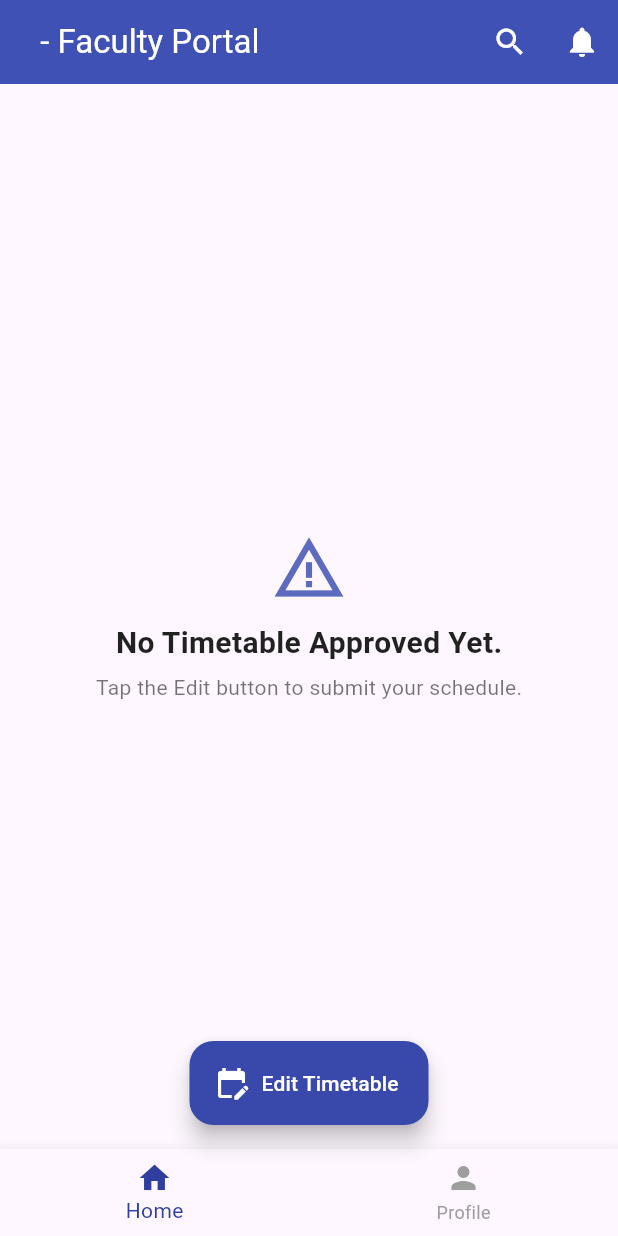
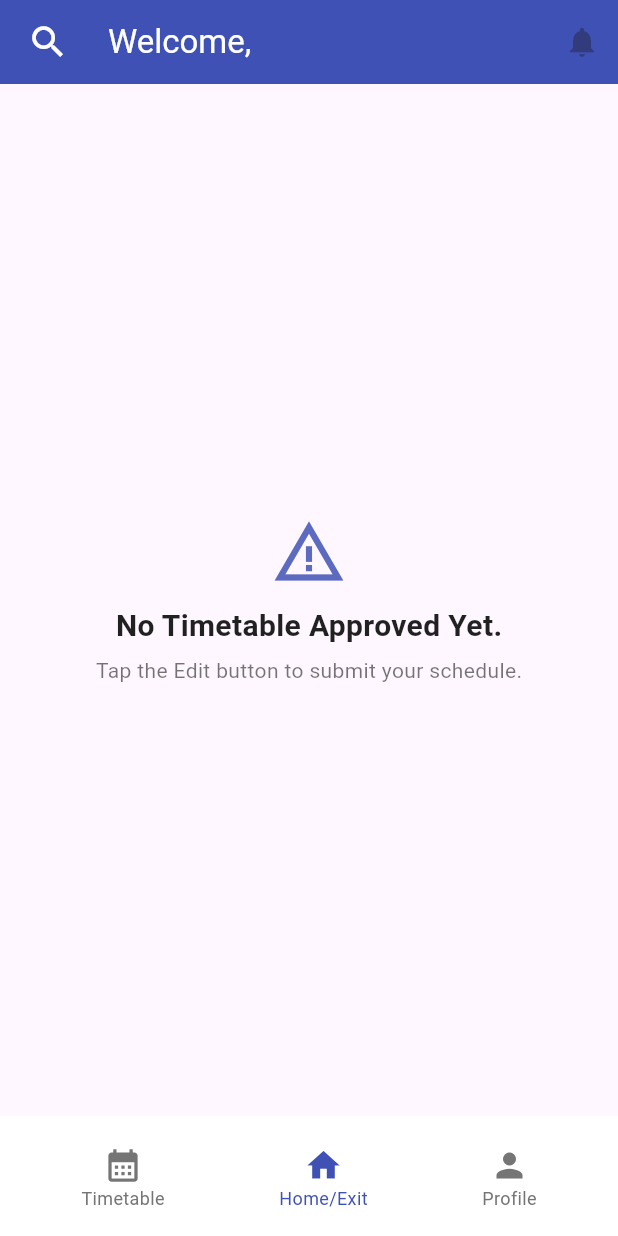
Before and after one commit to GitMates/Classify, a Flutter app: the HomeScreen screen opened directly with empty values, on a phone screen of 412 x 824 dp. Run offline on Flutter 3.47's test engine with Material 3 defaults, Android fonts, the phone set to English and light mode, and no system bars; our stand-ins replace cloud_firestore, firebase_auth, firebase_core; accounts and stored records are empty.

Commit message:
new update

```diff
--- a/analysis_options.yaml
+++ b/analysis_options.yaml
@@ -7,6 +7,9 @@
 
 # The following line activates a set of recommended lints for Flutter apps,
 # packages, and plugins designed to encourage good coding practices.
+analyzer:
+  errors:
+    unused_import: ignore
 include: package:flutter_lints/flutter.yaml
 
 linter:
--- a/lib/main.dart
+++ b/lib/main.dart
@@ -3,6 +3,7 @@ import 'package:flutter/material.dart';
 import 'package:firebase_core/firebase_core.dart';
 import 'firebase_options.dart'; // Your generated Firebase options file
 import 'screens/login_screen.dart'; // Path to your login screen
+
 
 void main() async {
   WidgetsFlutterBinding.ensureInitialized();
--- a/lib/screens/home_screen.dart
+++ b/lib/screens/home_screen.dart
@@ -1,6 +1,7 @@
 import 'package:flutter/material.dart';
 import 'package:pooja/screens/profile_screen.dart';
 import 'package:pooja/screens/timetable_screen.dart';
+import 'package:pooja/screens/login_screen.dart'; // Import LoginScreen for navigation
 
 // --- 0. DATA MODEL: Define the Assignment model ---
 class Assignment {
@@ -53,7 +54,7 @@ class VerticalTimeline extends StatelessWidget {
 
   @override
   Widget build(BuildContext context) {
-    // --- Display the "No Timetable" state if assignments is empty ---
+    // Show empty state message if no assignments exist
     if (assignments.isEmpty) {
       return Center(
         child: Column(
@@ -227,8 +228,8 @@ class HomeScreen extends StatefulWidget {
 }
 
 class _HomeScreenState extends State<HomeScreen> {
+  // 0: Timetable View, 1: Profile View
   int _selectedIndex = 0;
-  // Initialize with an empty list so the "No Timetable Approved" message shows initially
   List<Assignment> _submittedSchedule = [];
   String _totalHours = '0 hours 0 minutes';
 
@@ -237,24 +238,30 @@ class _HomeScreenState extends State<HomeScreen> {
     return '${widget.firstName} $middle${widget.lastName}';
   }
 
-  // Use late to initialize later, but keep it a List<Widget>
   late List<Widget> _widgetOptions;
 
   @override
   void initState() {
     super.initState();
-
-    // REMOVED HARDCODED SCHEDULE TO SHOW EMPTY STATE INITIALLY
-    // _submittedSchedule = [ ... ];
-
     _calculateTotalHours(_submittedSchedule);
     _initializeWidgetOptions();
+  }
+
+  // NEW: Function to navigate back to the LoginScreen (acting as a logout/exit)
+  void _navigateToLogin() {
+    Navigator.of(context).pushAndRemoveUntil(
+      MaterialPageRoute(builder: (context) => const LoginScreen()),
+      (Route<dynamic> route) => false, // Remove all previous routes from the stack
+    );
   }
 
   void _initializeWidgetOptions() {
     // Re-initialize widget options using the current state variables
     _widgetOptions = <Widget>[
+      // Index 0: Home Content (Timetable)
       VerticalTimeline(assignments: _submittedSchedule, totalHours: _totalHours),
+
+      // Index 1: Profile Screen Content
       ProfileScreen(
         firstName: widget.firstName,
         middleName: widget.middleName,
@@ -262,6 +269,10 @@ class _HomeScreenState extends State<HomeScreen> {
         email: widget.email,
         phoneNo: widget.phoneNo,
         assignments: widget.assignments,
+        // Pass the callback to ProfileScreen to allow it to switch back to the Home tab (index 0)
+        onNavigateHome: () => _onItemTapped(0),
+        // The onLogout callback now calls the function to navigate back to LoginScreen
+        onLogout: _navigateToLogin,
       ),
     ];
   }
@@ -279,10 +290,11 @@ class _HomeScreenState extends State<HomeScreen> {
     int hours = totalMinutes ~/ 60;
     int minutes = totalMinutes % 60;
 
-    // Use setState only if the widget is mounted
     if (mounted) {
       setState(() {
         _totalHours = '$hours hours $minutes minutes';
+        // Re-initialize widget options to update VerticalTimeline with new _totalHours
+        _initializeWidgetOptions();
       });
     } else {
       _totalHours = '$hours hours $minutes minutes';
@@ -304,8 +316,8 @@ class _HomeScreenState extends State<HomeScreen> {
       // Update state, calculate hours, and re-initialize widget options
       setState(() {
         _submittedSchedule = newSchedule;
-        _calculateTotalHours(_submittedSchedule); // This call includes setState internally
-        _initializeWidgetOptions();
+        // _calculateTotalHours will call setState and _initializeWidgetOptions internally
+        _calculateTotalHours(_submittedSchedule);
       });
 
       ScaffoldMessenger.of(context).showSnackBar(
@@ -314,22 +326,32 @@ class _HomeScreenState extends State<HomeScreen> {
     }
   }
 
+  // Method to handle switching tabs for internal navigation (e.g., Profile)
   void _onItemTapped(int index) {
-    // This is the correct standard way for BottomNavigationBar
-    // It updates the selected index and the body rebuilds to show the corresponding widget from _widgetOptions
     setState(() {
       _selectedIndex = index;
-      // No need to call _initializeWidgetOptions() here unless the Profile screen needs dynamic updates based on _submittedSchedule,
-      // but it's fine to keep it simple as we are updating _submittedSchedule in _navigateToTimetable()
     });
   }
 
-
-  void _onBellIconTapped() {
-    ScaffoldMessenger.of(context).showSnackBar(
-      SnackBar(
-        content: Text(
-            'Showing current schedule reminders for ${_submittedSchedule.length} periods, totaling $_totalHours.'),
+  // Helper widget for the custom bottom navigation items
+  Widget _buildBottomNavItem({
+    required IconData icon,
+    required String label,
+    required bool isSelected,
+    required VoidCallback onTap,
+  }) {
+    final color = isSelected ? Colors.indigo : Colors.grey.shade600;
+    return InkWell(
+      onTap: onTap,
+      child: Padding(
+        padding: const EdgeInsets.symmetric(vertical: 8.0),
+        child: Column(
+          mainAxisSize: MainAxisSize.min,
+          children: [
+            Icon(icon, color: color, size: 26),
+            Text(label, style: TextStyle(color: color, fontSize: 12)),
+          ],
+        ),
       ),
     );
   }
@@ -338,48 +360,66 @@ class _HomeScreenState extends State<HomeScreen> {
   Widget build(BuildContext context) {
     return Scaffold(
       appBar: AppBar(
-        title: Text('$_fullName - Faculty Portal'),
+        title: Text('Welcome, ${widget.firstName}'),
         backgroundColor: Colors.indigo,
         foregroundColor: Colors.white,
-        actions: [
+        // Left corner icon: Search
+        leading: const Padding(
+          padding: EdgeInsets.only(left: 8.0),
+          child: Icon(Icons.search, color: Colors.white, size: 28),
+        ),
+        actions: const [
+          // Right corner icon: Bell/Notification
           IconButton(
-            icon: const Icon(Icons.search),
-            onPressed: () {
-              ScaffoldMessenger.of(context).showSnackBar(
-                const SnackBar(content: Text('Search feature is not yet implemented.')),
-              );
-            },
-            tooltip: 'Search',
-          ),
-          IconButton(
-            icon: const Icon(Icons.notifications),
-            onPressed: _onBellIconTapped,
+            icon: Icon(Icons.notifications),
+            onPressed: null, // Placeholder action
             tooltip: 'Notifications',
           ),
         ],
       ),
-      // Display the widget corresponding to the selected index
-      body: Center(child: _widgetOptions.elementAt(_selectedIndex)),
-      floatingActionButton: FloatingActionButton.extended(
-        onPressed: _navigateToTimetable,
-        label: const Text('Edit Timetable'),
-        icon: const Icon(Icons.edit_calendar),
-        backgroundColor: Colors.indigo.shade600,
-        foregroundColor: Colors.white,
-      ),
-      floatingActionButtonLocation: FloatingActionButtonLocation.centerFloat,
-      bottomNavigationBar: BottomNavigationBar(
-        items: const <BottomNavigationBarItem>[
-          BottomNavigationBarItem(icon: Icon(Icons.home), label: 'Home'),
-          BottomNavigationBarItem(icon: Icon(Icons.person), label: 'Profile'),
-        ],
-        currentIndex: _selectedIndex,
-        selectedItemColor: Colors.indigo.shade700,
-        unselectedItemColor: Colors.grey,
-        onTap: _onItemTapped,
-        type: BottomNavigationBarType.fixed,
+
+      // Displays the selected widget from _widgetOptions list
+      body: Center(
+        child: _widgetOptions.elementAt(_selectedIndex),
       ),
 
+      // FloatingActionButton is removed as per the new bottom nav structure
+      floatingActionButton: null,
+
+      // Custom Bottom Bar (Timetable, Home, Profile)
+      bottomNavigationBar: BottomAppBar(
+        color: Colors.white,
+        elevation: 8,
+        child: Row(
+          mainAxisAlignment: MainAxisAlignment.spaceAround,
+          children: <Widget>[
+            // 1. Timetable Icon (Left) - External Navigation
+            _buildBottomNavItem(
+              icon: Icons.calendar_month, // Using a clear calendar icon
+              label: 'Timetable',
+              isSelected: false, // Not part of the internal selection
+              onTap: _navigateToTimetable,
+            ),
+
+            // 2. Home Icon (Center) - External Navigation to Login/Exit
+            _buildBottomNavItem(
+              icon: Icons.home,
+              label: 'Home/Exit',
+              // Highlight the Home icon if currently on the Home content tab
+              isSelected: _selectedIndex == 0,
+              onTap: _navigateToLogin, // Navigates to LoginScreen as requested
+            ),
+
+            // 3. Profile Icon (Right) - Internal Navigation
+            _buildBottomNavItem(
+              icon: Icons.person,
+              label: 'Profile',
+              isSelected: _selectedIndex == 1,
+              onTap: () => _onItemTapped(1), // Switches to the Profile content tab
+            ),
+          ],
+        ),
+      ),
     );
   }
 }
--- a/lib/screens/login_screen.dart
+++ b/lib/screens/login_screen.dart
@@ -6,9 +6,10 @@ import 'package:cloud_firestore/cloud_firestore.dart';
 import 'package:pooja/screens/admin_dashboad.dart';
 import 'register_screen.dart';
 import 'package:pooja/screens/profile_screen.dart';
-import 'package:pooja/screens/timetable_screen.dart';
+import 'package:pooja/screens/timetable_screen.dart' hide HomeScreen;
 import 'package:pooja/screens/home_screen.dart'; // CHANGE 1: ADD HOME SCREEN IMPORT
 import 'waiting_screen.dart'; // For Pending status
+import 'notes_screen.dart';
 
 enum UserRole { faculty, admin }
 
--- a/pubspec.yaml
+++ b/pubspec.yaml
@@ -58,7 +58,6 @@ dev_dependencies:
 # following page: https://dart.dev/tools/pub/pubspec
 
 # The following section is specific to Flutter packages.
-# The following section is specific to Flutter packages.
 flutter:
 
   # The following line ensures that the Material Icons font is
```
Also changed, not shown: lib/screens/notes_screen.dart (added, +240 -0 lines), lib/screens/notify_screen.dart (deleted, +0 -117 lines), lib/screens/profile_screen.dart (+87 -108 lines).
